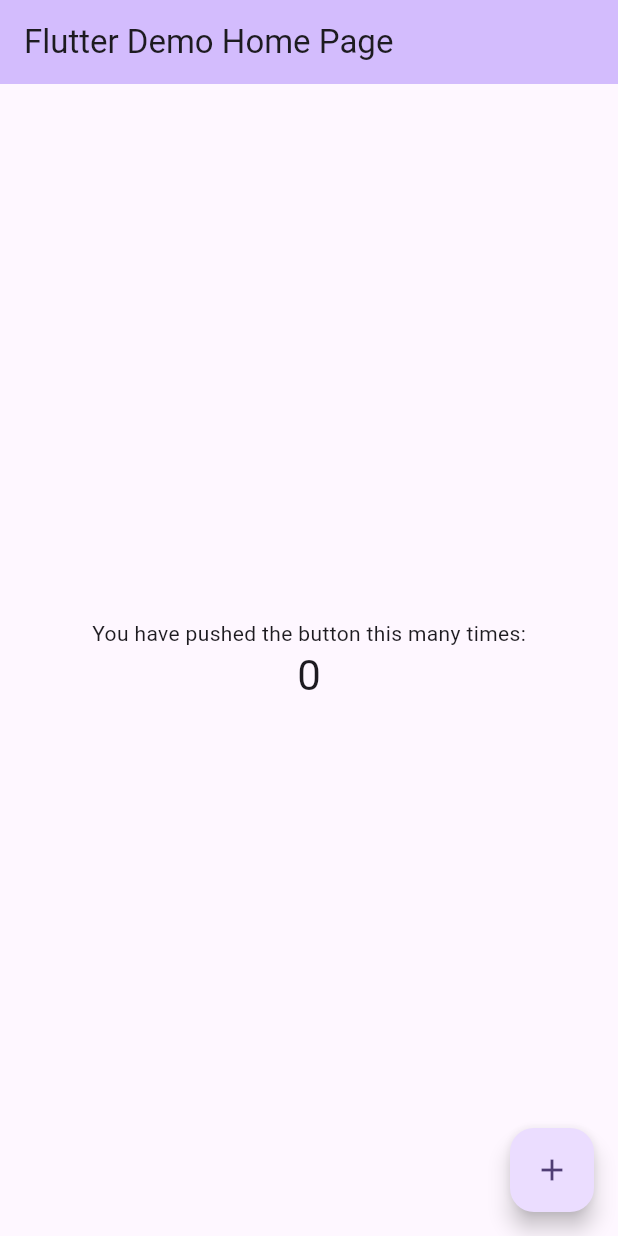
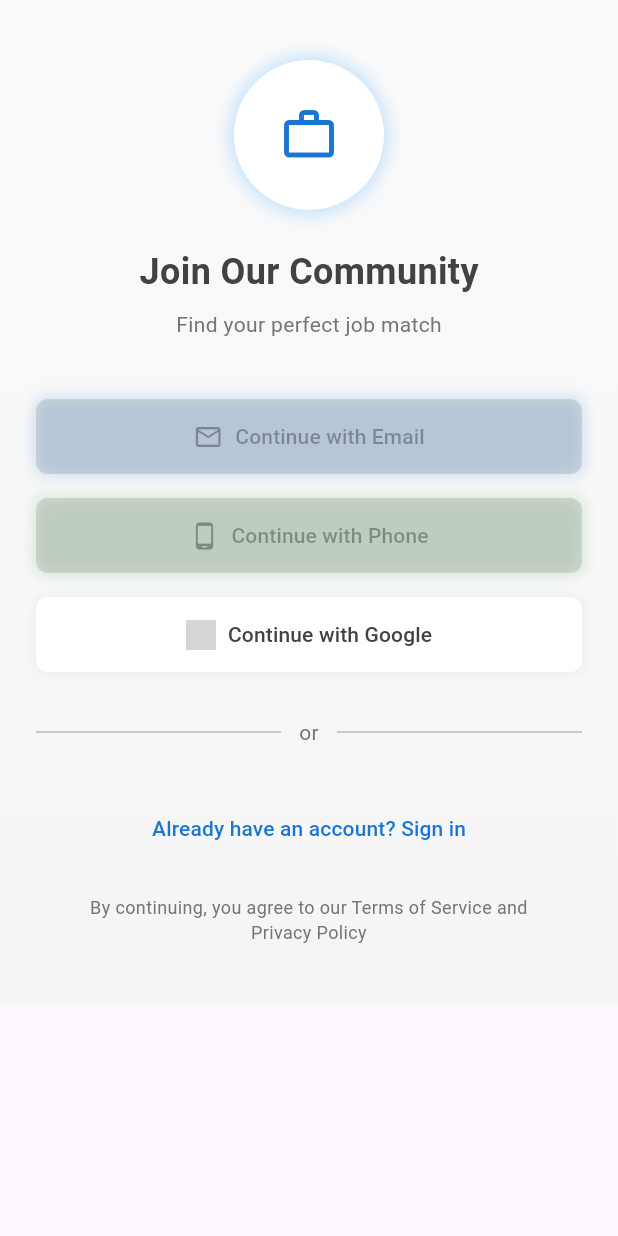
Before and after one commit to Roshan-Mayengbam/internappflutter, a Flutter app: the screen it shows after launch, on a phone screen of 412 x 824 dp. Run offline on Flutter 3.47's test engine with Material 3 defaults, Android fonts, the phone set to English and light mode, and no system bars; network calls fail; grey boxes are pictures that could not be loaded.

Commit message:
add signup

```diff
--- /dev/null
+++ b/lib/auth/signup.dart
@@ -0,0 +1,221 @@
+import 'package:flutter/material.dart';
+
+class SignUpScreen extends StatelessWidget {
+  const SignUpScreen({super.key});
+
+  @override
+  Widget build(BuildContext context) {
+    return Scaffold(
+      body: Container(
+        decoration: BoxDecoration(
+          gradient: LinearGradient(
+            begin: Alignment.topCenter,
+            end: Alignment.bottomCenter,
+            colors: [Colors.grey.shade50, Colors.grey.shade100],
+          ),
+        ),
+        child: SafeArea(
+          child: SingleChildScrollView(
+            child: Padding(
+              padding: const EdgeInsets.symmetric(horizontal: 24, vertical: 40),
+              child: Column(
+                crossAxisAlignment: CrossAxisAlignment.center,
+                children: [
+                  // App Logo
+                  Container(
+                    width: 100,
+                    height: 100,
+                    decoration: BoxDecoration(
+                      color: Colors.white,
+                      shape: BoxShape.circle,
+                      boxShadow: [
+                        BoxShadow(
+                          color: Colors.blue.shade100,
+                          blurRadius: 10,
+                          spreadRadius: 2,
+                        ),
+                      ],
+                    ),
+                    child: Icon(
+                      Icons.work_outline,
+                      color: Colors.blue.shade700,
+                      size: 40,
+                    ),
+                  ),
+                  const SizedBox(height: 24),
+
+                  // Heading
+                  Text(
+                    "Join Our Community",
+                    style: TextStyle(
+                      fontSize: 24,
+                      fontWeight: FontWeight.bold,
+                      color: Colors.grey.shade800,
+                    ),
+                  ),
+                  const SizedBox(height: 8),
+                  Text(
+                    "Find your perfect job match",
+                    style: TextStyle(fontSize: 14, color: Colors.grey.shade600),
+                  ),
+
+                  const SizedBox(height: 40),
+
+                  // Sign Up Options
+                  _buildAuthButton(
+                    icon: Icons.mail_outline,
+                    text: "Continue with Email",
+                    color: Colors.blue.shade700,
+                    textColor: Colors.white,
+                  ),
+                  const SizedBox(height: 16),
+
+                  _buildAuthButton(
+                    icon: Icons.phone_android,
+                    text: "Continue with Phone",
+                    color: Colors.green.shade600,
+                    textColor: Colors.white,
+                  ),
+                  const SizedBox(height: 16),
+
+                  // Google Button
+                  Container(
+                    decoration: BoxDecoration(
+                      borderRadius: BorderRadius.circular(8),
+                      boxShadow: [
+                        BoxShadow(
+                          color: Colors.grey.shade200,
+                          blurRadius: 4,
+                          spreadRadius: 1,
+                        ),
+                      ],
+                    ),
+                    child: OutlinedButton(
+                      style: OutlinedButton.styleFrom(
+                        backgroundColor: Colors.white,
+                        foregroundColor: Colors.grey.shade800,
+                        side: BorderSide.none,
+                        minimumSize: const Size(double.infinity, 50),
+                        shape: RoundedRectangleBorder(
+                          borderRadius: BorderRadius.circular(8),
+                        ),
+                      ),
+                      onPressed: () {},
+                      child: Row(
+                        mainAxisAlignment: MainAxisAlignment.center,
+                        children: [
+                          Image.network(
+                            "https://cdn1.iconfinder.com/data/icons/google-s-logo/150/Google_Icons-09-512.png",
+                            height: 20,
+                          ),
+                          const SizedBox(width: 8),
+                          const Text("Continue with Google"),
+                        ],
+                      ),
+                    ),
+                  ),
+
+                  const SizedBox(height: 30),
+
+                  // Divider with "or"
+                  Row(
+                    children: [
+                      Expanded(
+                        child: Divider(
+                          color: Colors.grey.shade400,
+                          thickness: 1,
+                        ),
+                      ),
+                      Padding(
+                        padding: const EdgeInsets.symmetric(horizontal: 12),
+                        child: Text(
+                          "or",
+                          style: TextStyle(color: Colors.grey.shade600),
+                        ),
+                      ),
+                      Expanded(
+                        child: Divider(
+                          color: Colors.grey.shade400,
+                          thickness: 1,
+                        ),
+                      ),
+                    ],
+                  ),
+
+                  const SizedBox(height: 30),
+
+                  // Already have account
+                  TextButton(
+                    onPressed: () {},
+                    child: Text(
+                      "Already have an account? Sign in",
+                      style: TextStyle(
+                        color: Colors.blue.shade700,
+                        fontWeight: FontWeight.w500,
+                      ),
+                    ),
+                  ),
+
+                  const SizedBox(height: 20),
+
+                  // Footer text
+                  Padding(
+                    padding: const EdgeInsets.symmetric(horizontal: 20),
+                    child: Text(
+                      "By continuing, you agree to our Terms of Service and Privacy Policy",
+                      style: TextStyle(
+                        color: Colors.grey.shade600,
+                        fontSize: 12,
+                        height: 1.4,
+                      ),
+                      textAlign: TextAlign.center,
+                    ),
+                  ),
+                ],
+              ),
+            ),
+          ),
+        ),
+      ),
+    );
+  }
+
+  Widget _buildAuthButton({
+    required IconData icon,
+    required String text,
+    required Color color,
+    Color textColor = Colors.white,
+    VoidCallback? onPressed,
+  }) {
+    return Container(
+      decoration: BoxDecoration(
+        borderRadius: BorderRadius.circular(8),
+        boxShadow: [
+          BoxShadow(
+            color: color.withOpacity(0.2),
+            blurRadius: 8,
+            spreadRadius: 1,
+          ),
+        ],
+      ),
+      child: ElevatedButton(
+        style: ElevatedButton.styleFrom(
+          backgroundColor: color,
+          foregroundColor: textColor,
+          minimumSize: const Size(double.infinity, 50),
+          shape: RoundedRectangleBorder(borderRadius: BorderRadius.circular(8)),
+          elevation: 0,
+        ),
+        onPressed: onPressed,
+        child: Row(
+          mainAxisAlignment: MainAxisAlignment.center,
+          children: [
+            Icon(icon, size: 20),
+            const SizedBox(width: 8),
+            Text(text, style: const TextStyle(fontWeight: FontWeight.w500)),
+          ],
+        ),
+      ),
+    );
+  }
+}
--- a/lib/main.dart
+++ b/lib/main.dart
@@ -1,4 +1,7 @@
+import 'dart:async';
+
 import 'package:flutter/material.dart';
+import 'package:internappflutter/auth/signup.dart';
 
 void main() {
   runApp(const MyApp());
@@ -30,93 +33,65 @@
         // tested with just a hot reload.
         colorScheme: ColorScheme.fromSeed(seedColor: Colors.deepPurple),
       ),
-      home: const MyHomePage(title: 'Flutter Demo Home Page'),
+      home: const SplashScreen(),
     );
   }
 }
 
-class MyHomePage extends StatefulWidget {
-  const MyHomePage({super.key, required this.title});
-
-  // This widget is the home page of your application. It is stateful, meaning
-  // that it has a State object (defined below) that contains fields that affect
-  // how it looks.
-
-  // This class is the configuration for the state. It holds the values (in this
-  // case the title) provided by the parent (in this case the App widget) and
-  // used by the build method of the State. Fields in a Widget subclass are
-  // always marked "final".
-
-  final String title;
+class SplashScreen extends StatefulWidget {
+  const SplashScreen({super.key});
 
   @override
-  State<MyHomePage> createState() => _MyHomePageState();
+  State<SplashScreen> createState() => _SplashScreenState();
 }
 
-class _MyHomePageState extends State<MyHomePage> {
-  int _counter = 0;
-
-  void _incrementCounter() {
-    setState(() {
-      // This call to setState tells the Flutter framework that something has
-      // changed in this State, which causes it to rerun the build method below
-      // so that the display can reflect the updated values. If we changed
-      // _counter without calling setState(), then the build method would not be
-      // called again, and so nothing would appear to happen.
-      _counter++;
+class _SplashScreenState extends State<SplashScreen> {
+  @override
+  void initState() {
+    super.initState();
+    // Auto navigate after 2 seconds
+    Timer(const Duration(seconds: 2), () {
+      Navigator.pushReplacement(
+        context,
+        MaterialPageRoute(builder: (context) => const SignUpScreen()),
+      );
     });
   }
 
   @override
   Widget build(BuildContext context) {
-    // This method is rerun every time setState is called, for instance as done
-    // by the _incrementCounter method above.
-    //
-    // The Flutter framework has been optimized to make rerunning build methods
-    // fast, so that you can just rebuild anything that needs updating rather
-    // than having to individually change instances of widgets.
     return Scaffold(
-      appBar: AppBar(
-        // TRY THIS: Try changing the color here to a specific color (to
-        // Colors.amber, perhaps?) and trigger a hot reload to see the AppBar
-        // change color while the other colors stay the same.
-        backgroundColor: Theme.of(context).colorScheme.inversePrimary,
-        // Here we take the value from the MyHomePage object that was created by
-        // the App.build method, and use it to set our appbar title.
-        title: Text(widget.title),
-      ),
-      body: Center(
-        // Center is a layout widget. It takes a single child and positions it
-        // in the middle of the parent.
-        child: Column(
-          // Column is also a layout widget. It takes a list of children and
-          // arranges them vertically. By default, it sizes itself to fit its
-          // children horizontally, and tries to be as tall as its parent.
-          //
-          // Column has various properties to control how it sizes itself and
-          // how it positions its children. Here we use mainAxisAlignment to
-          // center the children vertically; the main axis here is the vertical
-          // axis because Columns are vertical (the cross axis would be
-          // horizontal).
-          //
-          // TRY THIS: Invoke "debug painting" (choose the "Toggle Debug Paint"
-          // action in the IDE, or press "p" in the console), to see the
-          // wireframe for each widget.
-          mainAxisAlignment: MainAxisAlignment.center,
-          children: <Widget>[
-            const Text('You have pushed the button this many times:'),
-            Text(
-              '$_counter',
-              style: Theme.of(context).textTheme.headlineMedium,
+      body: InkWell(
+        onTap: () {
+          // Navigate on tap
+          Navigator.pushReplacement(
+            context,
+            MaterialPageRoute(builder: (context) => const SignUpScreen()),
+          );
+        },
+        child: Container(
+          decoration: const BoxDecoration(
+            gradient: LinearGradient(
+              colors: [Colors.blue, Colors.purple],
+              begin: Alignment.topLeft,
+              end: Alignment.bottomRight,
             ),
-          ],
+          ),
+          child: const Center(
+            child: Text(
+              "Swipe. Match. Get Hired.",
+              style: TextStyle(
+                color: Colors.white,
+                fontSize: 28,
+                fontWeight: FontWeight.bold,
+              ),
+              textAlign: TextAlign.center,
+            ),
+          ),
         ),
       ),
-      floatingActionButton: FloatingActionButton(
-        onPressed: _incrementCounter,
-        tooltip: 'Increment',
-        child: const Icon(Icons.add),
-      ), // This trailing comma makes auto-formatting nicer for build methods.
     );
   }
 }
+
+// Dummy SignUpScreen for navigation
```
